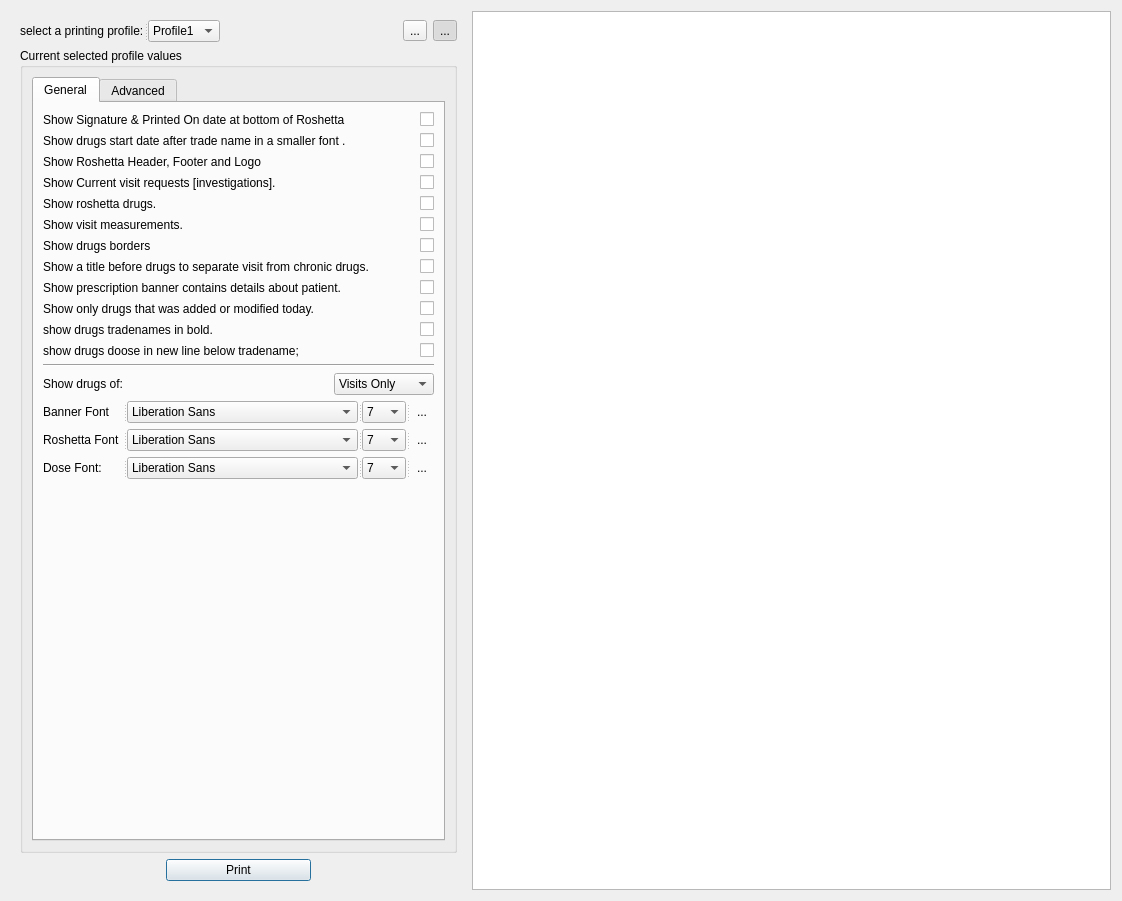
This is qtemr/printdrugs.ui in dr3mro/SmartClinic as Qt 5 draws it before an edit. The edited form follows.
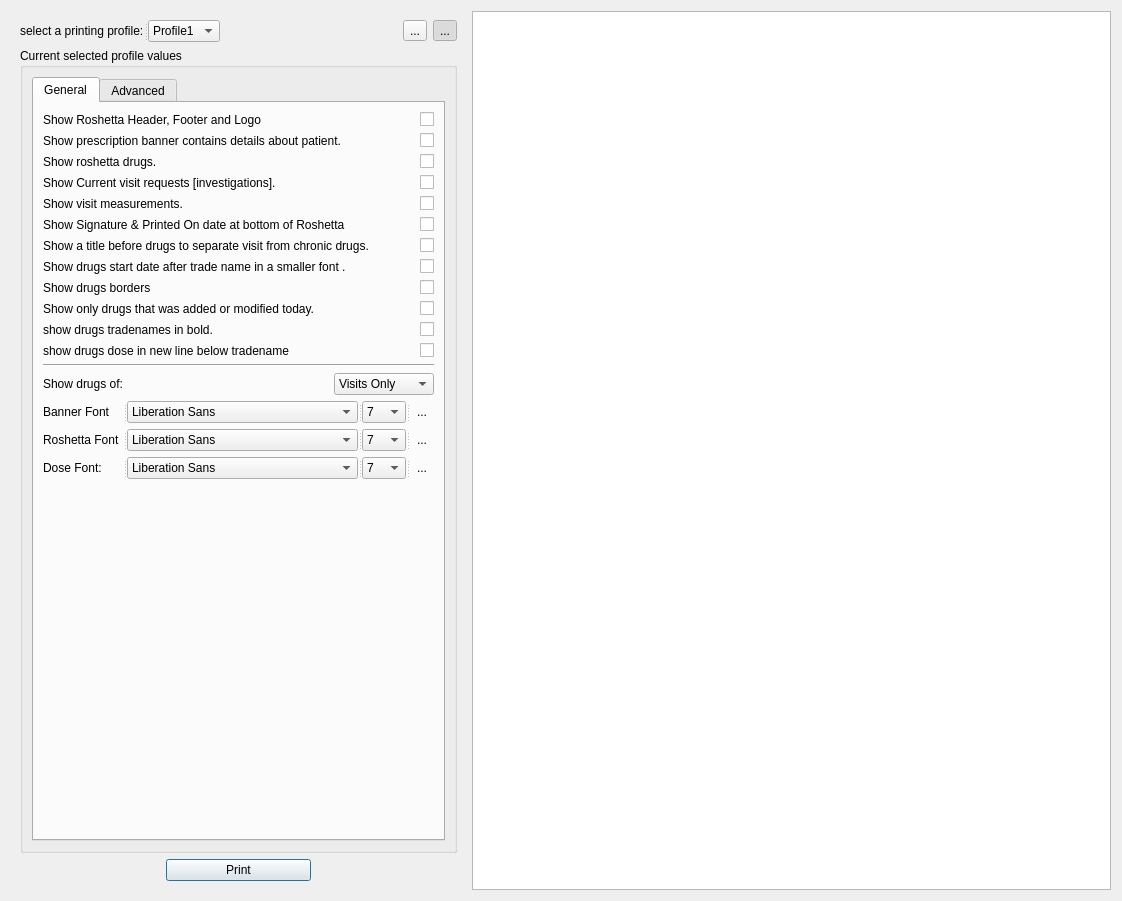
This is the edited form. Icons and pictures are not drawn. Custom widgets are drawn as their Qt base class.

Commit message: * rearrange toggles

Diff of the .ui file:
```diff
--- a/qtemr/printdrugs.ui
+++ b/qtemr/printdrugs.ui
@@ -163,54 +163,6 @@
              <string>General</string>
             </attribute>
             <layout class="QVBoxLayout" name="verticalLayout_2">
-             <item>
-              <layout class="QHBoxLayout" name="horizontalLayout_18">
-               <item>
-                <widget class="QLabel" name="label_35">
-                 <property name="text">
-                  <string>Show Signature &amp; Printed On date at bottom of Roshetta</string>
-                 </property>
-                </widget>
-               </item>
-               <item>
-                <widget class="Switch" name="SignaturePrintedOn">
-                 <property name="sizePolicy">
-                  <sizepolicy hsizetype="Fixed" vsizetype="Fixed">
-                   <horstretch>0</horstretch>
-                   <verstretch>0</verstretch>
-                  </sizepolicy>
-                 </property>
-                 <property name="text">
-                  <string/>
-                 </property>
-                </widget>
-               </item>
-              </layout>
-             </item>
-             <item>
-              <layout class="QHBoxLayout" name="horizontalLayout_17">
-               <item>
-                <widget class="QLabel" name="label_34">
-                 <property name="text">
-                  <string>Show drugs start date after trade name in a smaller font .</string>
-                 </property>
-                </widget>
-               </item>
-               <item>
-                <widget class="Switch" name="drugsInitDate">
-                 <property name="sizePolicy">
-                  <sizepolicy hsizetype="Fixed" vsizetype="Fixed">
-                   <horstretch>0</horstretch>
-                   <verstretch>0</verstretch>
-                  </sizepolicy>
-                 </property>
-                 <property name="text">
-                  <string/>
-                 </property>
-                </widget>
-               </item>
-              </layout>
-             </item>
              <item>
               <layout class="QHBoxLayout" name="horizontalLayout_16">
                <item>
@@ -236,16 +188,16 @@
               </layout>
              </item>
              <item>
-              <layout class="QHBoxLayout" name="horizontalLayout_6">
+              <layout class="QHBoxLayout" name="horizontalLayout_8">
                <item>
-                <widget class="QLabel" name="label_17">
+                <widget class="QLabel" name="label_19">
                  <property name="text">
-                  <string>Show Current visit requests [investigations].</string>
+                  <string>Show prescription banner contains details about patient.</string>
                  </property>
                 </widget>
                </item>
                <item>
-                <widget class="Switch" name="showInvs">
+                <widget class="Switch" name="showBanner">
                  <property name="sizePolicy">
                   <sizepolicy hsizetype="Fixed" vsizetype="Fixed">
                    <horstretch>0</horstretch>
@@ -283,6 +235,30 @@
                </item>
               </layout>
              </item>
+             <item>
+              <layout class="QHBoxLayout" name="horizontalLayout_6">
+               <item>
+                <widget class="QLabel" name="label_17">
+                 <property name="text">
+                  <string>Show Current visit requests [investigations].</string>
+                 </property>
+                </widget>
+               </item>
+               <item>
+                <widget class="Switch" name="showInvs">
+                 <property name="sizePolicy">
+                  <sizepolicy hsizetype="Fixed" vsizetype="Fixed">
+                   <horstretch>0</horstretch>
+                   <verstretch>0</verstretch>
+                  </sizepolicy>
+                 </property>
+                 <property name="text">
+                  <string/>
+                 </property>
+                </widget>
+               </item>
+              </layout>
+             </item>
              <item>
               <layout class="QHBoxLayout" name="horizontalLayout_7">
                <item>
@@ -308,16 +284,16 @@
               </layout>
              </item>
              <item>
-              <layout class="QHBoxLayout" name="horizontalLayout_9">
+              <layout class="QHBoxLayout" name="horizontalLayout_18">
                <item>
-                <widget class="QLabel" name="label_24">
+                <widget class="QLabel" name="label_35">
                  <property name="text">
-                  <string>Show drugs borders</string>
+                  <string>Show Signature &amp; Printed On date at bottom of Roshetta</string>
                  </property>
                 </widget>
                </item>
                <item>
-                <widget class="Switch" name="showDrugsTableOutline">
+                <widget class="Switch" name="SignaturePrintedOn">
                  <property name="sizePolicy">
                   <sizepolicy hsizetype="Fixed" vsizetype="Fixed">
                    <horstretch>0</horstretch>
@@ -362,16 +338,40 @@
               </layout>
              </item>
              <item>
-              <layout class="QHBoxLayout" name="horizontalLayout_8">
+              <layout class="QHBoxLayout" name="horizontalLayout_17">
                <item>
-                <widget class="QLabel" name="label_19">
+                <widget class="QLabel" name="label_34">
                  <property name="text">
-                  <string>Show prescription banner contains details about patient.</string>
+                  <string>Show drugs start date after trade name in a smaller font .</string>
                  </property>
                 </widget>
                </item>
                <item>
-                <widget class="Switch" name="showBanner">
+                <widget class="Switch" name="drugsInitDate">
+                 <property name="sizePolicy">
+                  <sizepolicy hsizetype="Fixed" vsizetype="Fixed">
+                   <horstretch>0</horstretch>
+                   <verstretch>0</verstretch>
+                  </sizepolicy>
+                 </property>
+                 <property name="text">
+                  <string/>
+                 </property>
+                </widget>
+               </item>
+              </layout>
+             </item>
+             <item>
+              <layout class="QHBoxLayout" name="horizontalLayout_9">
+               <item>
+                <widget class="QLabel" name="label_24">
+                 <property name="text">
+                  <string>Show drugs borders</string>
+                 </property>
+                </widget>
+               </item>
+               <item>
+                <widget class="Switch" name="showDrugsTableOutline">
                  <property name="sizePolicy">
                   <sizepolicy hsizetype="Fixed" vsizetype="Fixed">
                    <horstretch>0</horstretch>
@@ -438,7 +438,7 @@
                <item>
                 <widget class="QLabel" name="label_22">
                  <property name="text">
-                  <string>show drugs doose in new line below tradename;</string>
+                  <string>show drugs dose in new line below tradename</string>
                  </property>
                 </widget>
                </item>
```
